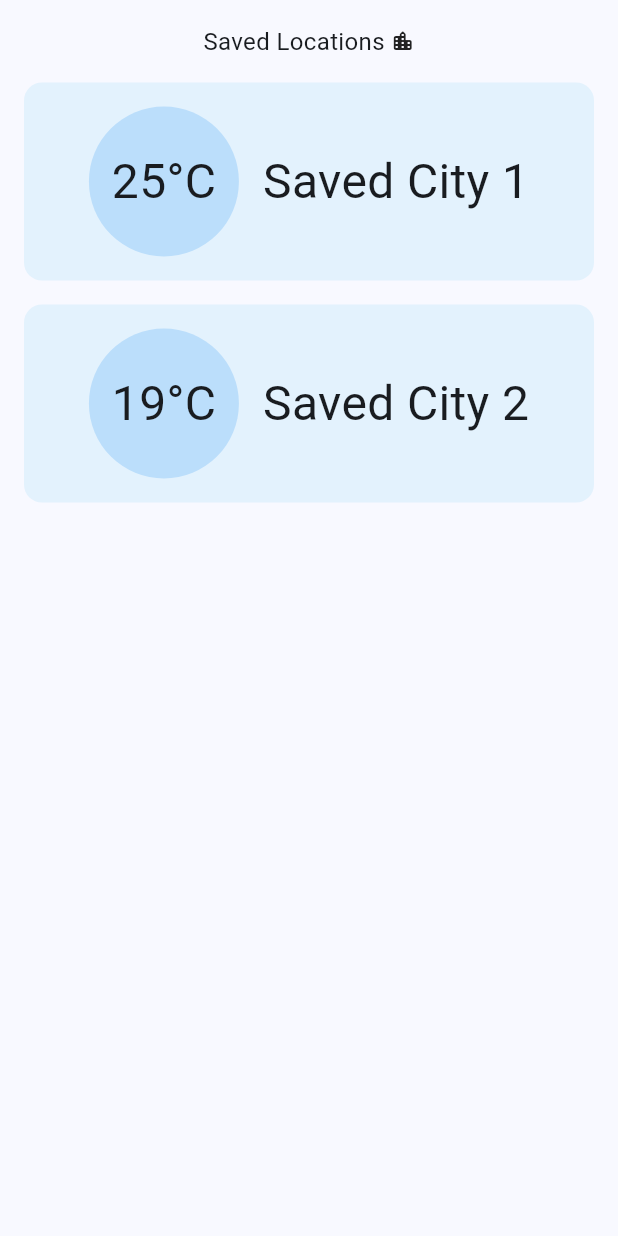
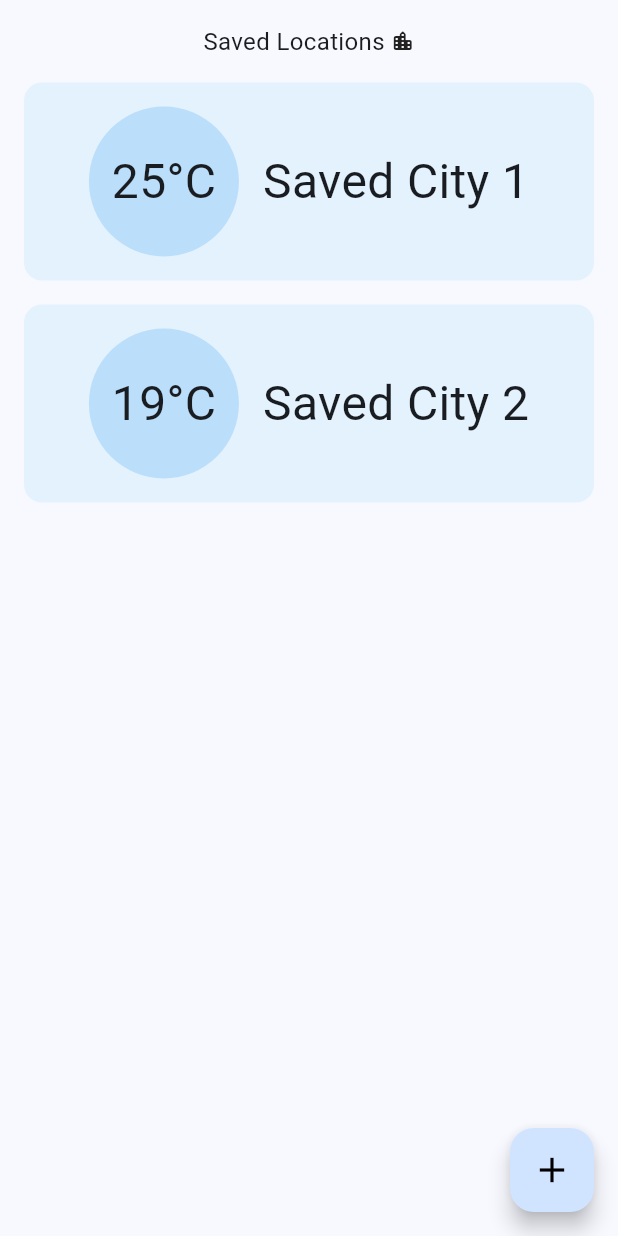
Before and after one commit to mthsaar/kleema, a Flutter app: the SavedPlacesView screen opened directly, on a phone screen of 412 x 824 dp. Run offline on Flutter 3.47's test engine with Material 3 defaults, Android fonts, the phone set to English and light mode, and no system bars.

Commit message:
added floating action button to the saved places view

```diff
--- a/lib/saved_places_view.dart
+++ b/lib/saved_places_view.dart
@@ -120,6 +120,15 @@ class _SavedPlacesViewState extends State<SavedPlacesView> {
           ],
         ),
       ),
+      floatingActionButton: FloatingActionButton(
+        onPressed: () {},
+        child: const Icon(
+          Icons.add,
+          size: 28.0, // Tamanho equilibrado para o botão padrão
+          color: Colors.black,
+        ),
+      ),
+      floatingActionButtonLocation: FloatingActionButtonLocation.endFloat,
     );
   }
 }
```
